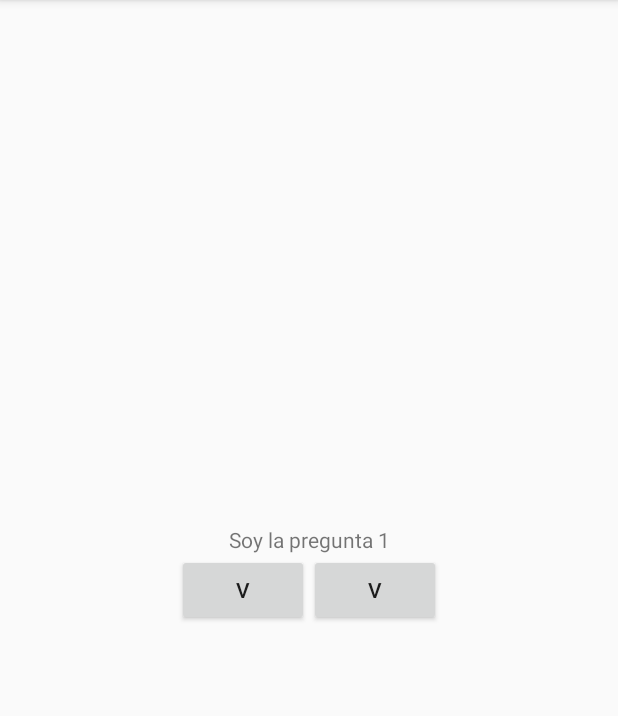
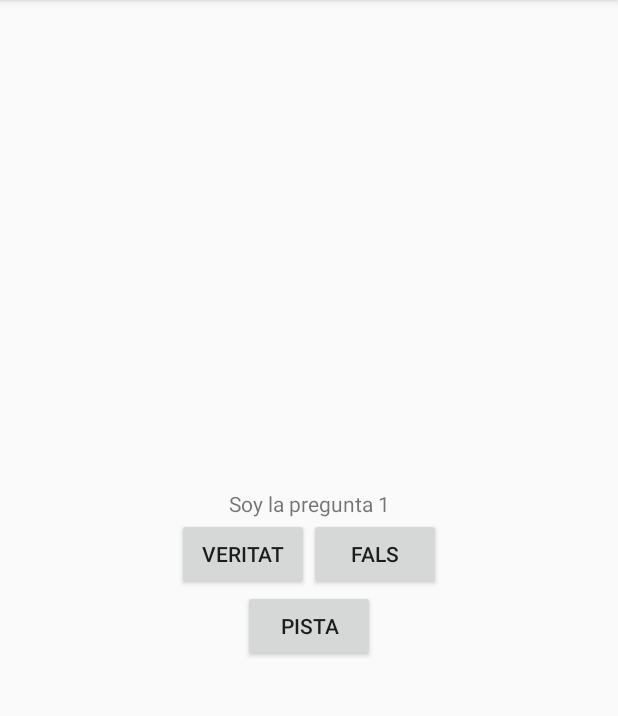
Before and after one commit to jcmilena/DAM2M8UF1APP, an Android app: the screen it shows after launch (MainActivity), on a phone screen of 412 x 824 dp, the part 84-800 px from its top. Run offline under Robolectric (Android 15) with nearby library versions, the phone set to English and light mode, and no system bars.

Commit message:
App v2, quiz 2 actividades

```diff
--- a/app/src/main/AndroidManifest.xml
+++ b/app/src/main/AndroidManifest.xml
@@ -16,6 +16,7 @@
                 <category android:name="android.intent.category.LAUNCHER" />
             </intent-filter>
         </activity>
+        <activity android:name=".PistaActivity"></activity>
     </application>
 
 </manifest>
--- a/app/src/main/java/com/example/juancarlosmilena/dam2m8_uf1_app/MainActivity.java
+++ b/app/src/main/java/com/example/juancarlosmilena/dam2m8_uf1_app/MainActivity.java
@@ -1,5 +1,6 @@
 package com.example.juancarlosmilena.dam2m8_uf1_app;
 
+import android.content.Intent;
 import android.support.v7.app.AppCompatActivity;
 import android.os.Bundle;
 import android.view.View;
@@ -13,7 +14,7 @@ public class MainActivity extends AppCompatActivity {
 
 
     TextView pregunta;
-    Button b_verdadero, b_falso;
+    Button b_verdadero, b_falso, b_pista;
 
     List<Pregunta> lista_preguntas = new ArrayList<>();
     int indice = 0;
@@ -23,12 +24,13 @@ public class MainActivity extends AppCompatActivity {
         super.onCreate(savedInstanceState);
         setContentView(R.layout.activity_main);
 
-        lista_preguntas.add(new Pregunta(R.string.pregunta1, true));
-        lista_preguntas.add(new Pregunta(R.string.pregunta2, false));
+        lista_preguntas.add(new Pregunta(R.string.pregunta1, true, R.drawable.globos1));
+        lista_preguntas.add(new Pregunta(R.string.pregunta2, false, R.drawable.globos2));
 
         b_verdadero = findViewById(R.id.verdadero);
         b_falso = findViewById(R.id.falso);
         pregunta = findViewById(R.id.texto_pregunta);
+        b_pista = findViewById(R.id.b_Pista);
 
         actualizar_pregunta();
 
@@ -47,6 +49,22 @@ public class MainActivity extends AppCompatActivity {
                 actualizar_pregunta();
             }
         });
+
+        b_pista.setOnClickListener(new View.OnClickListener() {
+            @Override
+            public void onClick(View v) {
+
+                mostrar_pista(lista_preguntas.get(indice).getId_pista());
+            }
+        });
+
+    }
+
+    private void mostrar_pista(int id_pista) {
+
+        Intent intent = new Intent(this, PistaActivity.class);
+        intent.putExtra("pista_tag", id_pista);
+        startActivity(intent);
 
 
     }
@@ -67,7 +85,7 @@ public class MainActivity extends AppCompatActivity {
 
         pregunta.setText(lista_preguntas.get(indice).getId_pregunta());
         indice++;
-        if(indice<lista_preguntas.size()){
+        if(indice==lista_preguntas.size()){
             indice = 0;
         }
 
--- a/app/src/main/java/com/example/juancarlosmilena/dam2m8_uf1_app/Pregunta.java
+++ b/app/src/main/java/com/example/juancarlosmilena/dam2m8_uf1_app/Pregunta.java
@@ -4,10 +4,20 @@ public class Pregunta {
 
     int id_pregunta;
     boolean respuesta;
+    int id_pista;
 
-    public Pregunta(int id_pregunta, boolean respuesta) {
+    public int getId_pista() {
+        return id_pista;
+    }
+
+    public void setId_pista(int id_pista) {
+        this.id_pista = id_pista;
+    }
+
+    public Pregunta(int id_pregunta, boolean respuesta, int id_pista) {
         this.id_pregunta = id_pregunta;
         this.respuesta = respuesta;
+        this.id_pista = id_pista;
     }
 
     public int getId_pregunta() {
--- a/app/src/main/res/layout/activity_main.xml
+++ b/app/src/main/res/layout/activity_main.xml
@@ -24,14 +24,20 @@
         <Button
             android:layout_width="wrap_content"
             android:layout_height="wrap_content"
-            android:text="V"
+            android:text="Veritat"
             android:id="@+id/verdadero"/>
 
         <Button
             android:layout_width="wrap_content"
             android:layout_height="wrap_content"
-            android:text="V"
+            android:text="Fals"
             android:id="@+id/falso"/>
     </LinearLayout>
 
+    <Button
+        android:layout_width="wrap_content"
+        android:layout_height="wrap_content"
+        android:text="Pista"
+        android:id="@+id/b_Pista"/>
+
 </LinearLayout>
```
Also changed, not shown: app/src/main/java/com/example/juancarlosmilena/dam2m8_uf1_app/PistaActivity.java (added, +24 -0 lines), app/src/main/res/layout/activity_pista.xml (added, +18 -0 lines), app/src/main/res/drawable/globos1.jpg (added), app/src/main/res/drawable/globos2.jpg (added).
